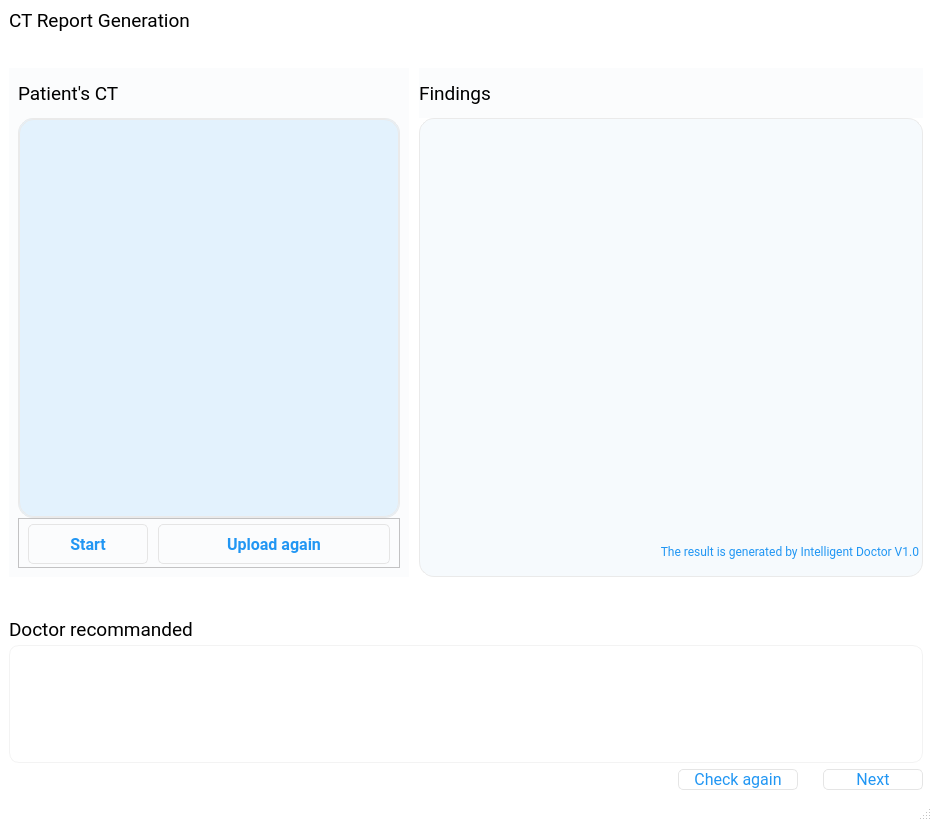
Before: the Qt Designer form mainwindow.ui in Michaeltaoma/deecamp-rl-med, drawn with Qt 5.
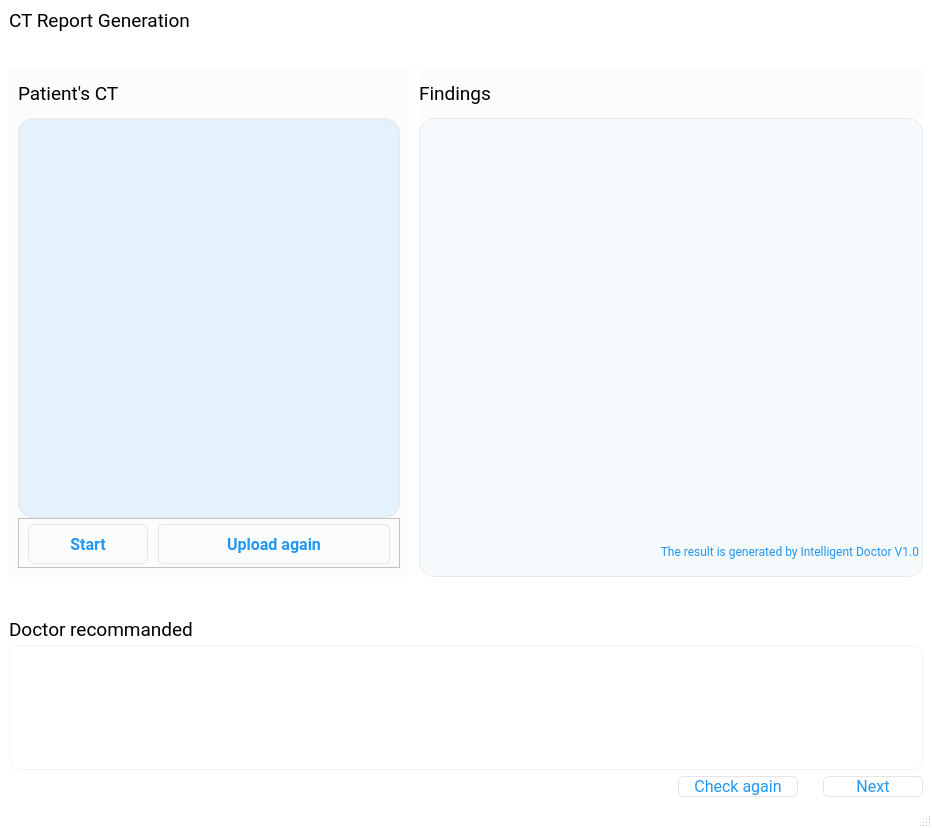
After: the same form once the commit is applied. Icons and pictures are not drawn.

Diff of the .ui file:
```diff
--- a/mainwindow.ui
+++ b/mainwindow.ui
@@ -7,7 +7,7 @@
     <x>0</x>
     <y>0</y>
     <width>932</width>
-    <height>821</height>
+    <height>828</height>
    </rect>
   </property>
   <property name="windowTitle">
```
Left out of the diff: 3 changed lines with no effect on the pictures.
